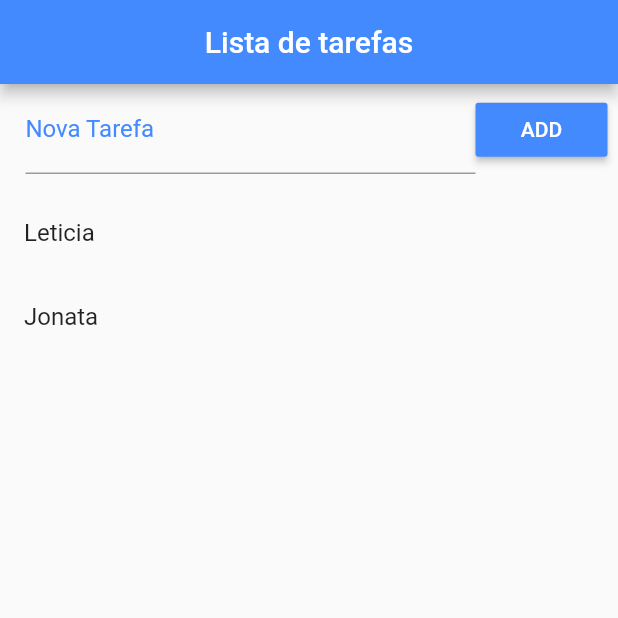
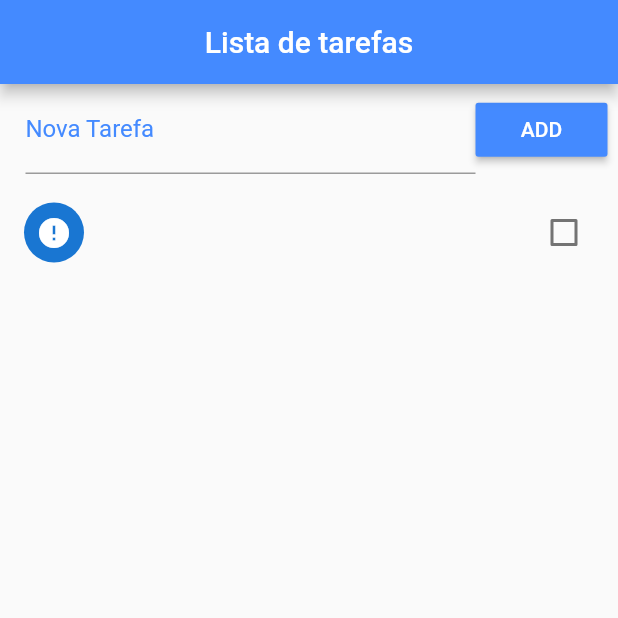
Before and after one commit to LeticiaCordeiro/appfluter4_Listatarefas, a Flutter app: the screen it shows after launch, after a tap on "ADD", on a phone screen of 412 x 824 dp, the top half of it. Run offline on Flutter 3.47's test engine with Material 2 defaults, Android fonts, the phone set to English and light mode, and no system bars.

Commit message:
64. Adicionando Itens na Lista

```diff
--- a/lib/main.dart
+++ b/lib/main.dart
@@ -4,7 +4,7 @@ import 'dart:io';
 import 'package:flutter/material.dart';
 import 'package:path_provider/path_provider.dart';
 
-void main(){
+void main() {
   runApp(MaterialApp(
     home: Home(),
   ));
@@ -18,7 +18,19 @@ class Home extends StatefulWidget {
 
 class _HomeState extends State<Home> {
 
-  List _toDoList = ["Leticia","Jonata"];
+  List _toDoList = [];
+
+  final _toDoController = TextEditingController();
+
+  void _addToDo(){
+    setState(() {
+      Map<String, dynamic> newToDo = Map();
+      newToDo["title"] = _toDoController.text;
+      _toDoController.text = "";
+      newToDo["ok"] = false;
+      _toDoList.add(newToDo);
+    });
+  }
 
   @override
   Widget build(BuildContext context) {
@@ -35,41 +47,51 @@ class _HomeState extends State<Home> {
             child: Row(
               children: <Widget>[
                 Expanded(
-                  child:TextField(
+                  child: TextField(
+                    controller: _toDoController,
                     decoration: InputDecoration(
-                      labelText: "Nova Tarefa",
-                      labelStyle: TextStyle(color: Colors.blueAccent)
-                    ),
+                        labelText: "Nova Tarefa",
+                        labelStyle: TextStyle(color: Colors.blueAccent)),
                   ),
                 ),
                 RaisedButton(
                   color: Colors.blueAccent,
                   child: Text("ADD"),
                   textColor: Colors.white,
-                  onPressed: (){},
+                  onPressed: _addToDo,
                 )
               ],
             ),
           ),
           Expanded(
             child: ListView.builder(
-              padding: EdgeInsets.only(top:10.0),
+              padding: EdgeInsets.only(top: 10.0),
               itemCount: _toDoList.length,
-              itemBuilder: (context, index){
-                return ListTile(
-                  title: Text(_toDoList[index]),
+              itemBuilder: (context, index) {
+                return CheckboxListTile(
+                  title: Text(_toDoList[index]["title"]),
+                  value: _toDoList[index]["ok"],
+                  secondary: CircleAvatar(
+                    child: Icon(
+                        _toDoList[index]["ok"] ? Icons.check : Icons.error),
+                  ),
+                  onChanged: (c){
+                    setState((){
+                        _toDoList[index] ["ok"] = c;
+                    });
+                  },
                 );
               },
-              ),
-          ),
+            ),
+          )
         ],
-      )
+      ),
     );
   }
 
-  Future<File> _getFile() async{
-  final directory =  await getApplicationDocumentsDirectory();
-  return File("${directory.path}/data.json");
+  Future<File> _getFile() async {
+    final directory = await getApplicationDocumentsDirectory();
+    return File("${directory.path}/data.json");
   }
 
   Future<File> _saveData() async {
@@ -79,11 +101,10 @@ class _HomeState extends State<Home> {
   }
 
   Future<String> _readData() async {
-    try{
+    try {
       final file = await _getFile();
       return file.readAsString();
-    }
-    catch (e) {
+    } catch (e) {
       return null;
     }
   }
```
